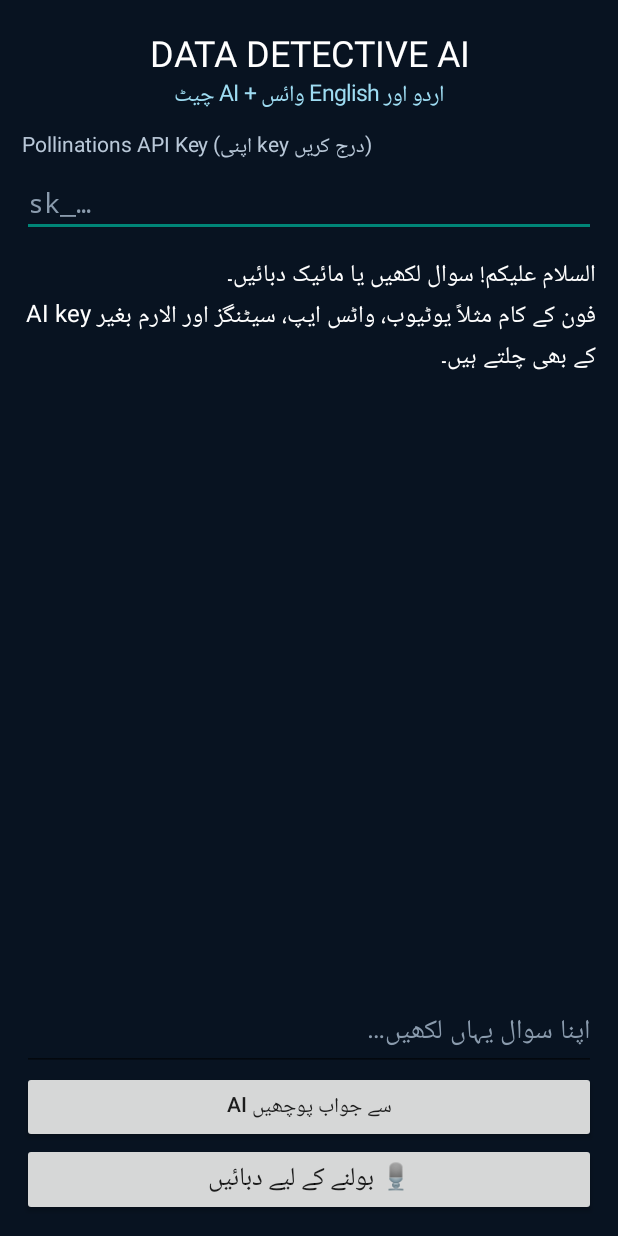
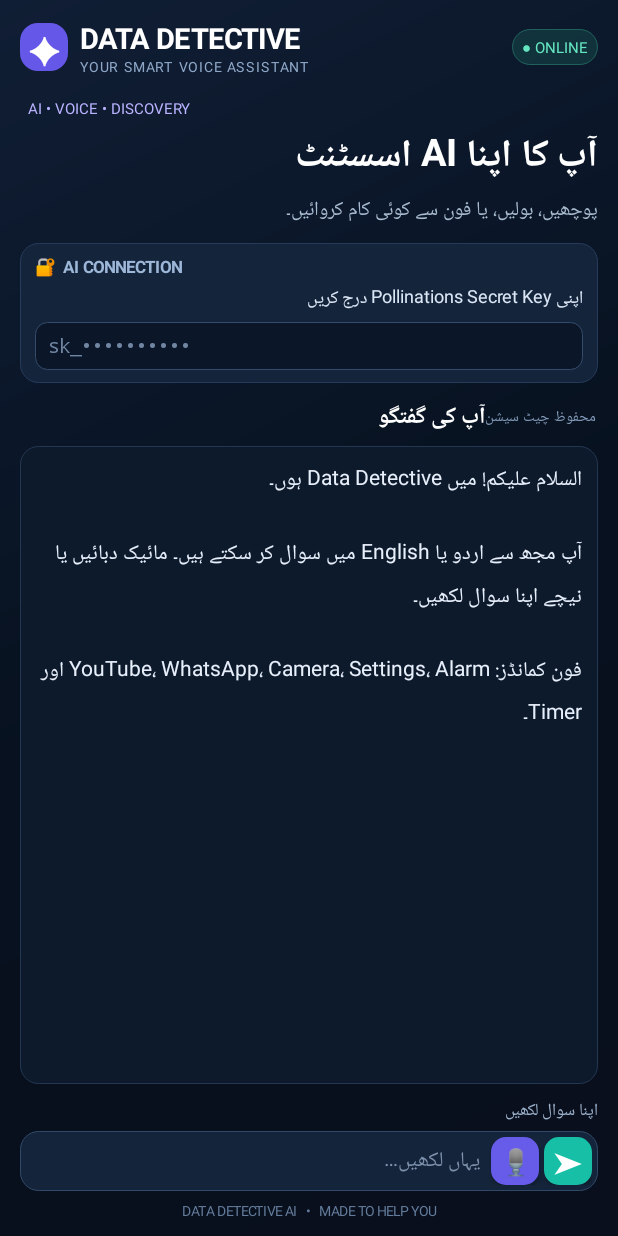
Before and after one commit to editmaster121472-create/data-detective, an Android app: the screen it shows after launch (MainActivity), on a phone screen of 412 x 824 dp. Run offline under Robolectric (Android 15) with nearby library versions, the phone set to English and light mode, and no system bars.

Commit message:
Redesign Android assistant with modern dark gradient UI

```diff
--- a/android-assistant/app/src/main/java/com/datadetective/ai/MainActivity.java
+++ b/android-assistant/app/src/main/java/com/datadetective/ai/MainActivity.java
@@ -2,6 +2,8 @@ package com.datadetective.ai;
 
 import android.Manifest;
 import android.app.Activity;
+import android.graphics.Color;
+import android.graphics.drawable.GradientDrawable;
 import android.provider.AlarmClock;
 import android.content.ActivityNotFoundException;
 import android.content.Intent;
@@ -77,67 +79,161 @@ public class MainActivity extends Activity {
             requestPermissions(new String[]{Manifest.permission.RECORD_AUDIO}, REQ_AUDIO);
     }
 
+    private GradientDrawable shape(int color, int stroke, int radius) {
+        GradientDrawable d = new GradientDrawable();
+        d.setColor(color);
+        d.setCornerRadius(radius);
+        if (stroke != 0) d.setStroke(1, stroke);
+        return d;
+    }
+
+    private TextView label(String text, int size, int color) {
+        TextView v = new TextView(this);
+        v.setText(text);
+        v.setTextSize(size);
+        v.setTextColor(color);
+        return v;
+    }
+
     private void buildScreen() {
+        getWindow().setStatusBarColor(0xFF07111F);
+        getWindow().setNavigationBarColor(0xFF07111F);
+        getWindow().getDecorView().setSystemUiVisibility(0);
+
         LinearLayout root = new LinearLayout(this);
         root.setOrientation(LinearLayout.VERTICAL);
-        root.setPadding(22, 28, 22, 20);
-        root.setBackgroundColor(0xFF081321);
-        TextView title = new TextView(this);
-        title.setText("DATA DETECTIVE AI");
-        title.setTextColor(0xFFFFFFFF);
-        title.setTextSize(24);
-        title.setGravity(Gravity.CENTER);
-        root.addView(title);
-        TextView subtitle = new TextView(this);
-        subtitle.setText("اردو اور English وائس + AI چیٹ");
-        subtitle.setTextColor(0xFF9EDCF2);
-        subtitle.setTextSize(15);
-        subtitle.setGravity(Gravity.CENTER);
-        root.addView(subtitle);
+        root.setPadding(20, 18, 20, 16);
+        root.setBackground(new GradientDrawable(GradientDrawable.Orientation.TL_BR,
+                new int[]{0xFF101E35, 0xFF07111F, 0xFF090F1D}));
 
-        TextView keyLabel = new TextView(this);
-        keyLabel.setText("Pollinations API Key (اپنی key درج کریں)");
-        keyLabel.setTextColor(0xFFB9C8D8);
-        keyLabel.setPadding(0, 14, 0, 4);
-        root.addView(keyLabel);
+        LinearLayout top = new LinearLayout(this);
+        top.setGravity(Gravity.CENTER_VERTICAL);
+        top.setOrientation(LinearLayout.HORIZONTAL);
+        TextView mark = label("✦", 25, 0xFFFFFFFF);
+        mark.setGravity(Gravity.CENTER);
+        mark.setBackground(shape(0xFF6558E8, 0, 18));
+        top.addView(mark, new LinearLayout.LayoutParams(48, 48));
+        LinearLayout brand = new LinearLayout(this);
+        brand.setOrientation(LinearLayout.VERTICAL);
+        brand.setPadding(12, 0, 0, 0);
+        TextView title = label("DATA DETECTIVE", 19, 0xFFFFFFFF);
+        title.setTypeface(null, 1);
+        brand.addView(title);
+        TextView sub = label("YOUR SMART VOICE ASSISTANT", 9, 0xFF8FA8C8);
+        sub.setLetterSpacing(0.12f);
+        brand.addView(sub);
+        top.addView(brand, new LinearLayout.LayoutParams(0, -2, 1));
+        TextView live = label("● ONLINE", 10, 0xFF64E6C1);
+        live.setPadding(10, 7, 10, 7);
+        live.setBackground(shape(0x2238D6A7, 0x5546D9AD, 22));
+        top.addView(live);
+        root.addView(top);
+
+        TextView heroTag = label("  AI • VOICE • DISCOVERY  ", 10, 0xFFB9B2FF);
+        heroTag.setPadding(0, 22, 0, 7);
+        root.addView(heroTag);
+        TextView hero = label("آپ کا اپنا AI اسسٹنٹ", 25, 0xFFFFFFFF);
+        hero.setTypeface(null, 1);
+        root.addView(hero);
+        TextView intro = label("پوچھیں، بولیں، یا فون سے کوئی کام کروائیں۔", 13, 0xFFA9BBD0);
+        intro.setPadding(0, 5, 0, 16);
+        root.addView(intro);
+
+        LinearLayout keyCard = new LinearLayout(this);
+        keyCard.setOrientation(LinearLayout.VERTICAL);
+        keyCard.setPadding(15, 12, 15, 13);
+        keyCard.setBackground(shape(0xFF14243B, 0xFF263B5B, 18));
+        TextView keyTitle = label("🔐  AI CONNECTION", 11, 0xFF9DB7D8);
+        keyTitle.setTypeface(null, 1);
+        keyCard.addView(keyTitle);
+        TextView keyHint = label("اپنی Pollinations Secret Key درج کریں", 12, 0xFFDBE6F5);
+        keyHint.setPadding(0, 5, 0, 8);
+        keyCard.addView(keyHint);
         keyInput = new EditText(this);
         keyInput.setSingleLine(true);
         keyInput.setTextColor(0xFFFFFFFF);
-        keyInput.setHintTextColor(0xFF8A9BAD);
-        keyInput.setHint("sk_…");
+        keyInput.setHintTextColor(0xFF7186A3);
+        keyInput.setHint("sk_••••••••••");
+        keyInput.setTextSize(13);
+        keyInput.setPadding(13, 3, 13, 3);
         keyInput.setInputType(129);
-        root.addView(keyInput, new LinearLayout.LayoutParams(-1, -2));
+        keyInput.setBackground(shape(0xFF0B1729, 0xFF344B6B, 12));
+        keyCard.addView(keyInput, new LinearLayout.LayoutParams(-1, 48));
+        root.addView(keyCard);
 
+        LinearLayout chatHeader = new LinearLayout(this);
+        chatHeader.setGravity(Gravity.CENTER_VERTICAL);
+        chatHeader.setPadding(2, 16, 2, 9);
+        TextView chatTitle = label("آپ کی گفتگو", 15, 0xFFFFFFFF);
+        chatTitle.setTypeface(null, 1);
+        chatHeader.addView(chatTitle, new LinearLayout.LayoutParams(0, -2, 1));
+        TextView chatHint = label("محفوظ چیٹ سیشن", 10, 0xFF829BB9);
+        chatHeader.addView(chatHint);
+        root.addView(chatHeader);
+
+        ScrollView scroll = new ScrollView(this);
+        scroll.setFillViewport(true);
+        scroll.setBackground(shape(0xFF0D1A2C, 0xFF243752, 18));
         conversation = new TextView(this);
-        conversation.setTextColor(0xFFFFFFFF);
-        conversation.setTextSize(16);
-        conversation.setText("السلام علیکم! سوال لکھیں یا مائیک دبائیں۔\nفون کے کام مثلاً یوٹیوب، واٹس ایپ، سیٹنگز اور الارم بغیر AI key کے بھی چلتے ہیں۔\n");
-        conversation.setPadding(0, 18, 0, 18);
-        ScrollView scroll = new ScrollView(this);
+        conversation.setTextColor(0xFFE7EFFB);
+        conversation.setTextSize(14);
+        conversation.setLineSpacing(5, 1.08f);
+        conversation.setPadding(16, 16, 16, 16);
+        conversation.setText("السلام علیکم! میں Data Detective ہوں۔\n\nآپ مجھ سے اردو یا English میں سوال کر سکتے ہیں۔ مائیک دبائیں یا نیچے اپنا سوال لکھیں۔\n\nفون کمانڈز: YouTube، WhatsApp، Camera، Settings، Alarm اور Timer۔");
         scroll.addView(conversation);
         root.addView(scroll, new LinearLayout.LayoutParams(-1, 0, 1));
 
+        TextView prompt = label("اپنا سوال لکھیں", 11, 0xFF9DB2CC);
+        prompt.setPadding(3, 13, 0, 6);
+        root.addView(prompt);
+        LinearLayout composer = new LinearLayout(this);
+        composer.setGravity(Gravity.CENTER_VERTICAL);
+        composer.setOrientation(LinearLayout.HORIZONTAL);
+        composer.setPadding(8, 6, 6, 6);
+        composer.setBackground(shape(0xFF14243A, 0xFF314968, 18));
         questionInput = new EditText(this);
         questionInput.setTextColor(0xFFFFFFFF);
-        questionInput.setHintTextColor(0xFF8A9BAD);
-        questionInput.setHint("اپنا سوال یہاں لکھیں…");
+        questionInput.setHintTextColor(0xFF7D91AC);
+        questionInput.setHint("یہاں لکھیں…");
+        questionInput.setTextSize(14);
+        questionInput.setPadding(9, 3, 6, 3);
         questionInput.setMinLines(1);
         questionInput.setMaxLines(3);
-        root.addView(questionInput, new LinearLayout.LayoutParams(-1, -2));
+        questionInput.setBackgroundColor(Color.TRANSPARENT);
+        composer.addView(questionInput, new LinearLayout.LayoutParams(0, -2, 1));
 
+        micButton = new Button(this);
+        micButton.setText("🎙");
+        micButton.setTextSize(17);
+        micButton.setTextColor(0xFFFFFFFF);
+        micButton.setAllCaps(false);
+        micButton.setPadding(0, 0, 0, 0);
+        micButton.setMinWidth(0);
+        micButton.setBackground(shape(0xFF675BEA, 0, 15));
+        LinearLayout.LayoutParams micLp = new LinearLayout.LayoutParams(48, 48);
+        micLp.setMargins(5, 0, 5, 0);
+        composer.addView(micButton, micLp);
         sendButton = new Button(this);
-        sendButton.setText("AI سے جواب پوچھیں");
+        sendButton.setText("➤");
+        sendButton.setTextSize(20);
+        sendButton.setTextColor(0xFFFFFFFF);
+        sendButton.setAllCaps(false);
+        sendButton.setPadding(0, 0, 0, 0);
+        sendButton.setMinWidth(0);
+        sendButton.setBackground(shape(0xFF16BFA5, 0, 15));
+        composer.addView(sendButton, new LinearLayout.LayoutParams(48, 48));
+        root.addView(composer);
+
+        TextView footer = label("DATA DETECTIVE AI   •   MADE TO HELP YOU", 9, 0xFF647D9C);
+        footer.setGravity(Gravity.CENTER);
+        footer.setPadding(0, 10, 0, 0);
+        root.addView(footer);
+
         sendButton.setOnClickListener(v -> {
             String q = questionInput.getText().toString().trim();
             if (!q.isEmpty()) { questionInput.setText(""); askAI(q); }
         });
-        root.addView(sendButton, new LinearLayout.LayoutParams(-1, -2));
-
-        micButton = new Button(this);
-        micButton.setText("🎙 بولنے کے لیے دبائیں");
-        micButton.setTextSize(17);
         micButton.setOnClickListener(v -> listen());
-        root.addView(micButton, new LinearLayout.LayoutParams(-1, -2));
         setContentView(root);
     }
 
```
